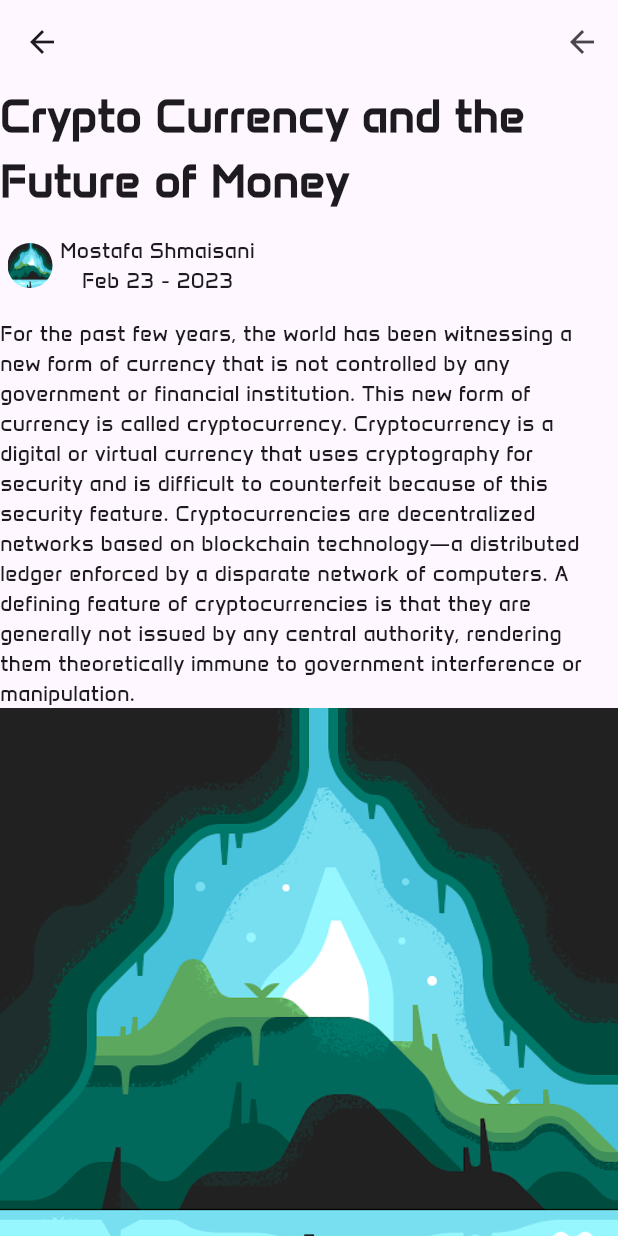
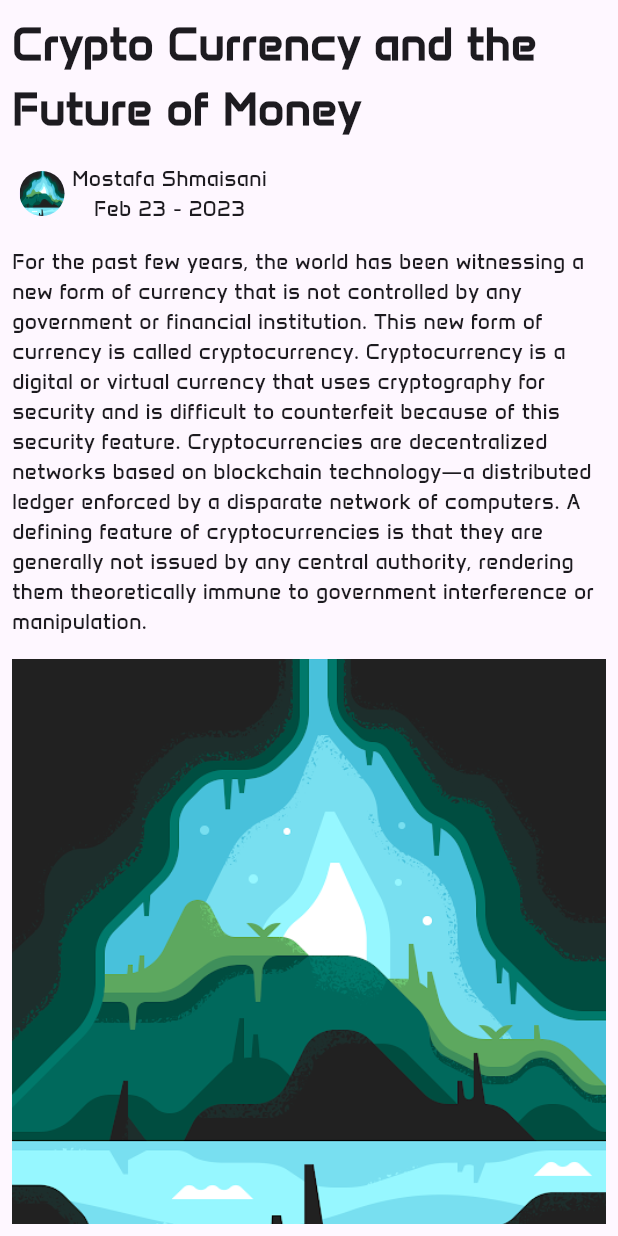
Before and after one commit to shmaisanimostafa/Security-Guard-Mobile, a Flutter app: the screen it shows after launch, scrolled down 378 dp, after a tap on the "arrow forward" icon, on a phone screen of 412 x 824 dp. Run offline on Flutter 3.47's test engine with Material 3 defaults, Android fonts, the phone set to English and light mode, and no system bars.

Commit message:
Add Some Padding to Article

```diff
--- a/security_guard/lib/Screens/article.dart
+++ b/security_guard/lib/Screens/article.dart
@@ -6,17 +6,20 @@ class Article extends StatelessWidget {
   @override
   Widget build(BuildContext context) {
     return Scaffold(
-      appBar: AppBar(
-        actions: [
-          IconButton(
-            onPressed: () {
-              Navigator.pop(context);
-            },
-            icon: const Icon(Icons.arrow_back),
-          )
-        ],
-      ),
-      body: ListView(
+      // appBar: AppBar(
+      //   actions: [
+      //     IconButton(
+      //       onPressed: () {
+      //         Navigator.pop(context);
+      //       },
+      //       icon: const Icon(Icons.arrow_back),
+      //     )
+      //   ],
+      // ),
+
+      body: Padding(
+        padding: const EdgeInsets.all(8.0),
+        child: ListView(
           children: [
             const Text(
               'Crypto Currency and the Future of Money',
@@ -54,6 +57,7 @@ class Article extends StatelessWidget {
             const Text(
               'For the past few years, the world has been witnessing a new form of currency that is not controlled by any government or financial institution. This new form of currency is called cryptocurrency. Cryptocurrency is a digital or virtual currency that uses cryptography for security and is difficult to counterfeit because of this security feature. Cryptocurrencies are decentralized networks based on blockchain technology—a distributed ledger enforced by a disparate network of computers. A defining feature of cryptocurrencies is that they are generally not issued by any central authority, rendering them theoretically immune to government interference or manipulation.',
             ),
+            const SizedBox(height: 15.0),
             Image.asset(
               'images/ProfilePic.png',
               // height: 200,
@@ -66,6 +70,7 @@ class Article extends StatelessWidget {
             const SizedBox(height: 15.0),
           ],
         ),
+      ),
     );
   }
 }
--- a/security_guard/lib/Screens/navigation_screens/home.dart
+++ b/security_guard/lib/Screens/navigation_screens/home.dart
@@ -31,35 +31,35 @@ class Home extends StatelessWidget {
             title: "Cryptography and Network Security",
             author: "Mostafa Shmaisani",
             date: 'Feb 14 2023',
-            imageUrl: 'images/logo.png',
+            imageUrl: 'images/ProfilePic.png',
           ),
           const Divider(),
           const ArticleCard(
             title: "Cryptography and Network Security",
             author: "Mostafa Shmaisani",
             date: 'Feb 14 2023',
-            imageUrl: 'images/logo.png',
+            imageUrl: 'images/ProfilePic.png',
           ),
           const Divider(),
           const ArticleCard(
             title: "Cryptography and Network Security",
             author: "Mostafa Shmaisani",
             date: 'Feb 14 2023',
-            imageUrl: 'images/logo.png',
+            imageUrl: 'images/ProfilePic.png',
           ),
           const Divider(),
           const ArticleCard(
             title: "Cryptography and Network Security",
             author: "Mostafa Shmaisani",
             date: 'Feb 14 2023',
-            imageUrl: 'images/logo.png',
+            imageUrl: 'images/ProfilePic.png',
           ),
           const Divider(),
           const ArticleCard(
             title: "Cryptography and Network Security",
             author: "Mostafa Shmaisani",
             date: 'Feb 14 2023',
-            imageUrl: 'images/logo.png',
+            imageUrl: 'images/ProfilePic.png',
           ),
           const Divider(),
         ],
```
Lines whose indentation alone changed are shown as unchanged.
